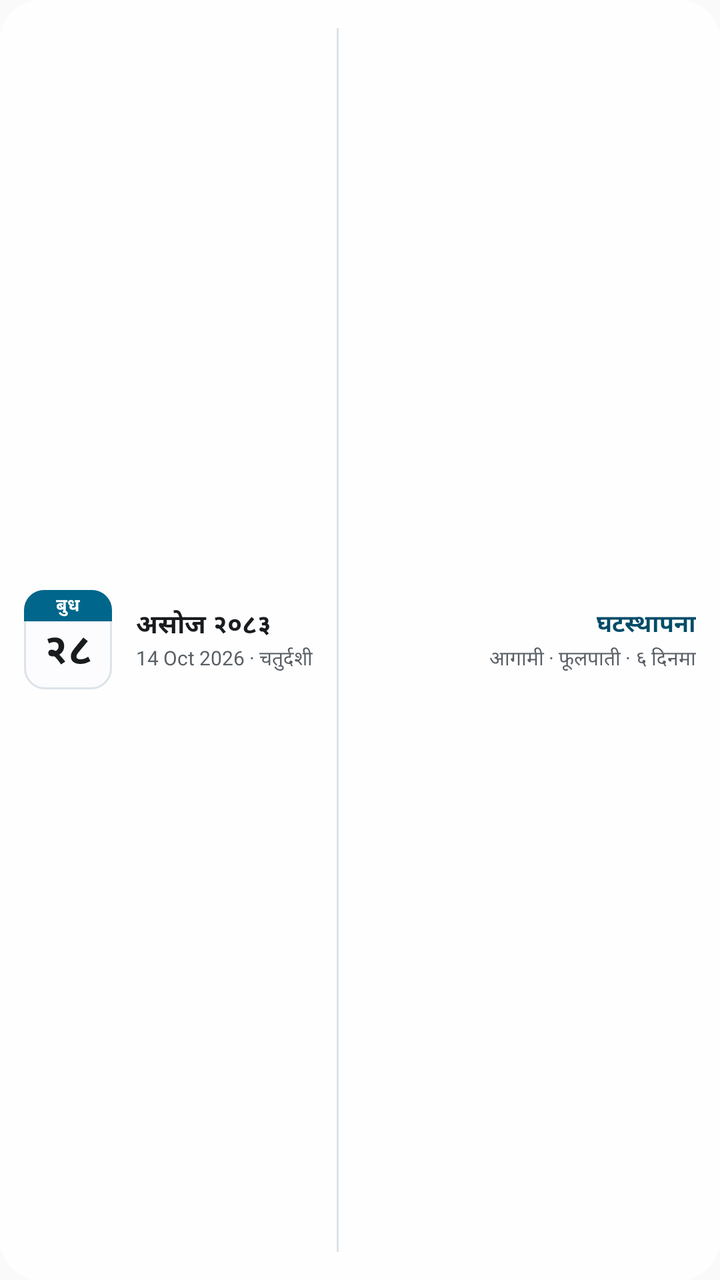
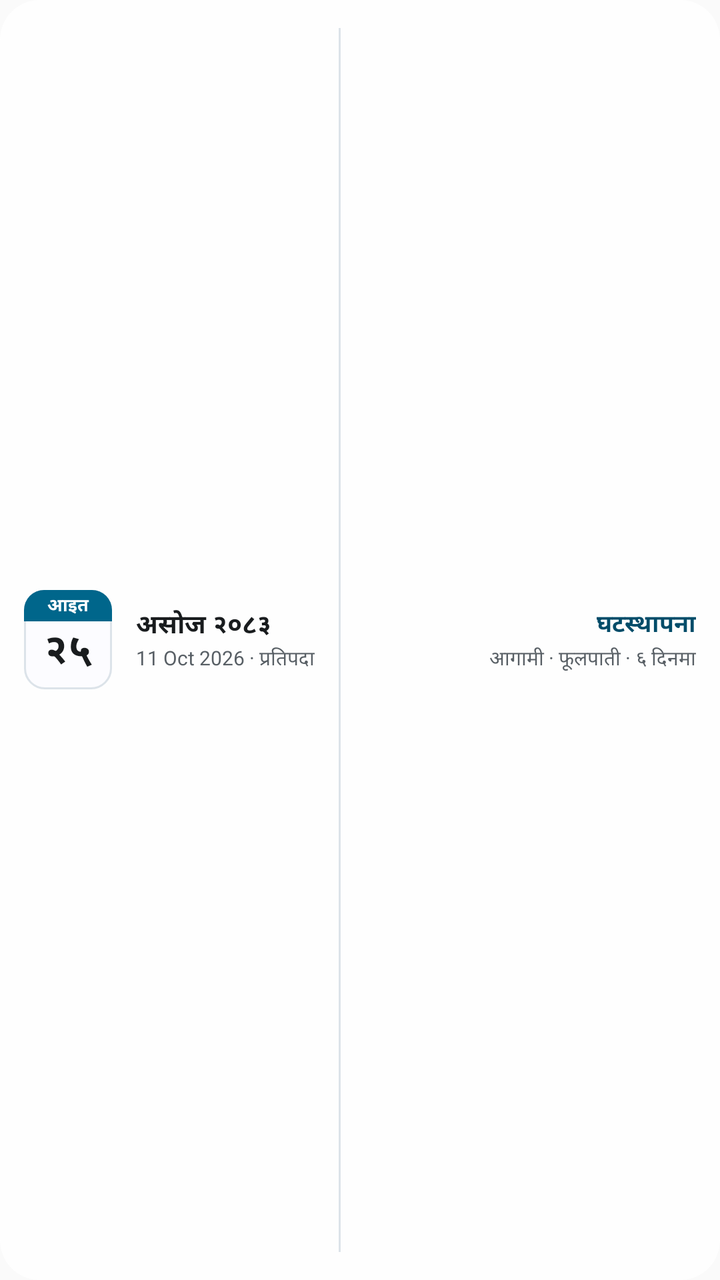

Two renders of the same Android screen: before a commit and after it. Below are the layout's source before the change and the commit's diff.
<!-- AndroidManifest.xml: application theme AppTheme -->
<!-- res/layout/widget_patro_wide.xml -->
<?xml version="1.0" encoding="utf-8"?>
<LinearLayout xmlns:android="http://schemas.android.com/apk/res/android"
    android:id="@+id/widget_root"
    android:layout_width="match_parent"
    android:layout_height="match_parent"
    android:orientation="horizontal"
    android:gravity="center_vertical"
    android:paddingHorizontal="12dp"
    android:paddingVertical="8dp"
    android:background="@drawable/widget_background">

    <LinearLayout
        android:id="@+id/widget_leaf"
        android:layout_width="44dp"
        android:layout_height="wrap_content"
        android:orientation="vertical"
        android:layout_marginEnd="12dp"
        android:background="@drawable/widget_leaf">

        <TextView
            android:id="@+id/widget_leaf_head"
            android:layout_width="match_parent"
            android:layout_height="wrap_content"
            android:gravity="center"
            android:paddingVertical="1dp"
            android:textSize="9sp"
            android:textStyle="bold"
            android:maxLines="1"
            android:textColor="@color/widget_on_head"
            android:background="@drawable/widget_leaf_head"
            android:text="बुध" />

        <TextView
            android:id="@+id/widget_day"
            android:layout_width="match_parent"
            android:layout_height="wrap_content"
            android:gravity="center"
            android:paddingTop="2dp"
            android:paddingBottom="4dp"
            android:textSize="21sp"
            android:textStyle="bold"
            android:includeFontPadding="false"
            android:maxLines="1"
            android:textColor="@color/widget_day"
            android:text="२८" />
    </LinearLayout>

    <LinearLayout
        android:layout_width="wrap_content"
        android:layout_height="wrap_content"
        android:orientation="vertical"
        android:layout_marginEnd="12dp">

        <TextView
            android:id="@+id/widget_month"
            android:layout_width="wrap_content"
            android:layout_height="wrap_content"
            android:textSize="13sp"
            android:textStyle="bold"
            android:maxLines="1"
            android:textColor="@color/widget_text"
            android:text="असोज २०८३" />

        
        <TextView
            android:id="@+id/widget_ad"
            android:layout_width="wrap_content"
            android:layout_height="wrap_content"
            android:textSize="10sp"
            android:maxLines="1"
            android:textColor="@color/widget_muted"
            android:text="14 Oct 2026 · चतुर्दशी" />
    </LinearLayout>

    <ImageView
        android:id="@+id/widget_divider1"
        android:layout_width="1dp"
        android:layout_height="match_parent"
        android:layout_marginVertical="6dp"
        android:layout_marginEnd="12dp"
        android:contentDescription="@null"
        android:background="@color/widget_border" />

    <LinearLayout
        android:layout_width="0dp"
        android:layout_weight="1"
        android:layout_height="wrap_content"
        android:orientation="vertical">

        
        <TextView
            android:id="@+id/widget_note"
            android:layout_width="match_parent"
            android:layout_height="wrap_content"
            android:textSize="12sp"
            android:textStyle="bold"
            android:maxLines="1"
            android:ellipsize="end"
            android:gravity="end"
            android:textColor="@color/widget_accent"
            android:text="घटस्थापना" />

        <TextView
            android:id="@+id/widget_next"
            android:layout_width="match_parent"
            android:layout_height="wrap_content"
            android:textSize="10sp"
            android:maxLines="1"
            android:ellipsize="end"
            android:gravity="end"
            android:layout_marginTop="1dp"
            android:textColor="@color/widget_muted"
            android:text="आगामी · फूलपाती · ६ दिनमा" />
    </LinearLayout>

    
    <TextView android:id="@+id/widget_weekday"
        android:layout_width="wrap_content" android:layout_height="wrap_content"
        android:visibility="gone" android:text="" />
    <TextView android:id="@+id/widget_tithi"
        android:layout_width="wrap_content" android:layout_height="wrap_content"
        android:visibility="gone" android:text="" />
</LinearLayout>
<!-- resources referenced by this layout -->
<resources>
  <color name="widget_accent">#A80D26</color>
  <color name="widget_border">#DDE1E9</color>
  <color name="widget_muted">#646C7E</color>
  <color name="widget_on_head">#FFFFFF</color>
  <color name="widget_text">#141824</color>
  <!-- drawable widget_background (drawable) -->
  <?xml version="1.0" encoding="utf-8"?>
  <shape xmlns:android="http://schemas.android.com/apk/res/android" android:shape="rectangle">
      <solid android:color="@color/widget_surface" />
      <corners android:radius="20dp" />
  </shape>
  <!-- drawable widget_leaf (drawable) -->
  <?xml version="1.0" encoding="utf-8"?>
  <shape xmlns:android="http://schemas.android.com/apk/res/android" android:shape="rectangle">
      <solid android:color="@color/widget_leaf" />
      <stroke android:width="1dp" android:color="@color/widget_border" />
      <corners android:radius="10dp" />
  </shape>
  <!-- drawable widget_leaf_head (drawable) -->
  <?xml version="1.0" encoding="utf-8"?>
  <shape xmlns:android="http://schemas.android.com/apk/res/android" android:shape="rectangle">
      <solid android:color="@color/widget_head" />
      <corners
          android:topLeftRadius="10dp"
          android:topRightRadius="10dp"
          android:bottomLeftRadius="0dp"
          android:bottomRightRadius="0dp" />
  </shape>
  <style name="AppTheme" parent="Theme.AppCompat.Light.DarkActionBar">
          
          <item name="colorPrimary">@color/colorPrimary</item>
          <item name="colorPrimaryDark">@color/colorPrimaryDark</item>
          <item name="colorAccent">@color/colorAccent</item>
      </style>
  <color name="widget_surface">#E6FFFFFF</color>
  <color name="widget_leaf">#FFFFFF</color>
  <color name="widget_head">#A80D26</color>
  <color name="colorPrimary">#0E1220</color>
  <color name="colorPrimaryDark">#0E1220</color>
  <color name="colorAccent">#A80D26</color>
</resources>

<!-- the commit's change to res/layout/widget_patro_wide.xml (unified diff, before → after) -->
@@ -28,7 +28,7 @@
             android:maxLines="1"
             android:textColor="@color/widget_on_head"
             android:background="@drawable/widget_leaf_head"
-            android:text="बुध" />
+            android:text="आइत" />
 
         <TextView
             android:id="@+id/widget_day"
@@ -42,7 +42,7 @@
             android:includeFontPadding="false"
             android:maxLines="1"
             android:textColor="@color/widget_day"
-            android:text="२८" />
+            android:text="२५" />
     </LinearLayout>
 
     <LinearLayout
@@ -69,7 +69,7 @@
             android:textSize="10sp"
             android:maxLines="1"
             android:textColor="@color/widget_muted"
-            android:text="14 Oct 2026 · चतुर्दशी" />
+            android:text="11 Oct 2026 · प्रतिपदा" />
     </LinearLayout>
 
     <ImageView
